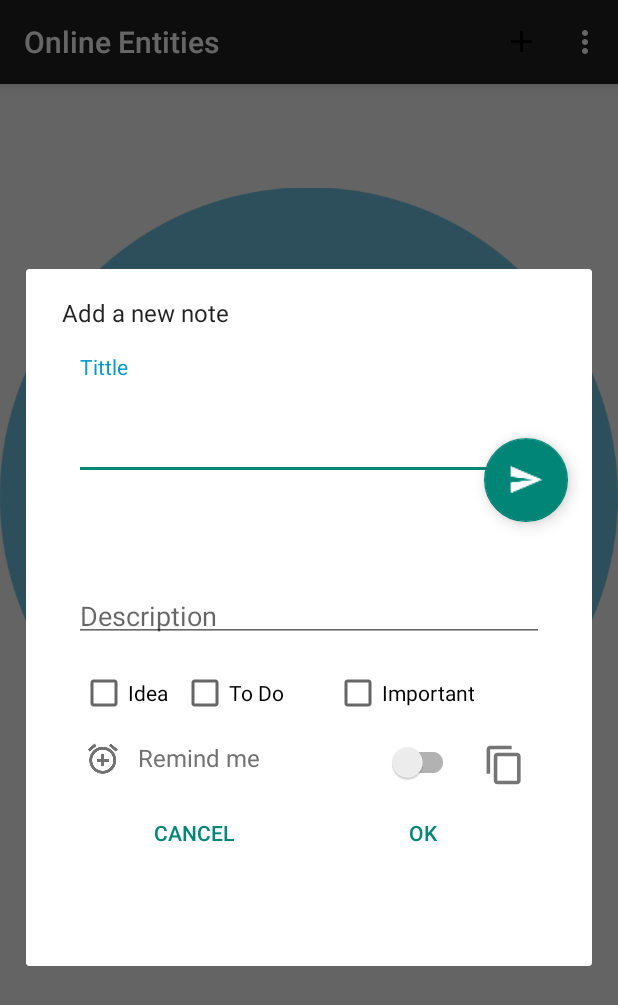
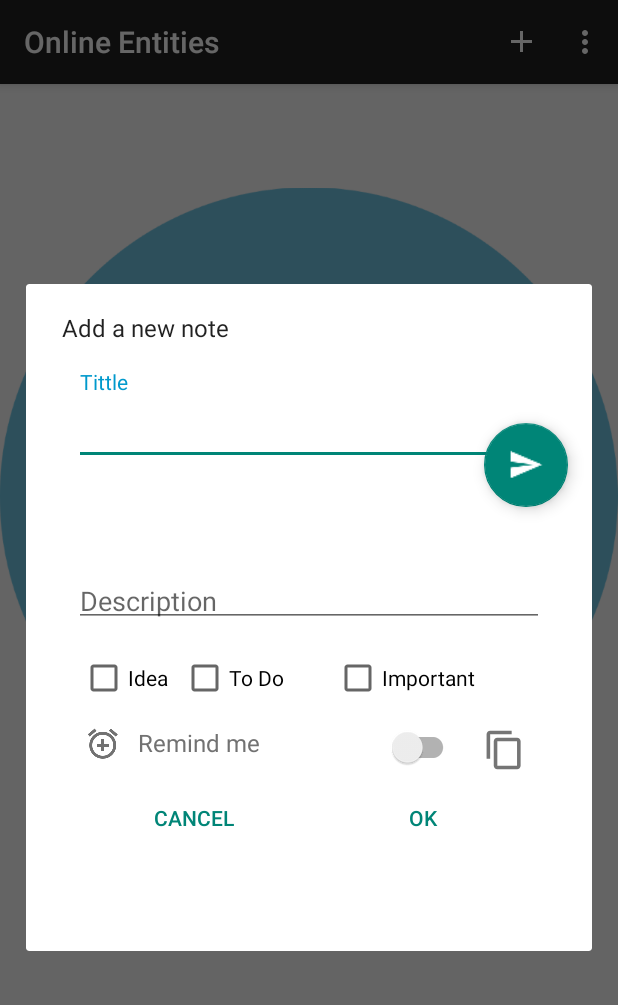
Before and after one commit to mbeascoa/TareasV2, an Android app: the screen it shows after launch (MainActivityNote), after a tap on "Add", on a phone screen of 412 x 824 dp. Shown: the top 1005 px of the screen. Run offline under Robolectric (Android 15) with nearby library versions, the phone set to English and light mode, and no system bars; libraries missing offline, so code that uses them is left out: com.wdullaer.materialdatetimepicker.

Commit message:
proyecto bastante avanzado coloritos

```diff
--- a/app/src/main/res/layout/dialog_new_note.xml
+++ b/app/src/main/res/layout/dialog_new_note.xml
@@ -23,8 +23,8 @@
                 android:id="@+id/editTextParentLinearLayout"
                 android:layout_width="match_parent"
                 android:layout_height="0dp"
-                android:layout_weight=".4"
-                android:gravity="center"
+                android:layout_weight=".5"
+                android:gravity="bottom"
                 android:orientation="vertical">
 
 
@@ -38,10 +38,9 @@
                     <EditText
                         android:id="@+id/userToDoEditTextTitle"
                         android:layout_width="match_parent"
-                        android:layout_height="70dp"
+                        android:layout_height="50dp"
                         android:layout_marginLeft="32dp"
                         android:layout_marginRight="32dp"
-                        android:layout_weight="0"
                         android:gravity="start|bottom"
                         android:hint="Tittle"
                         android:textColorHint="@color/mdtp_light_gray"
--- a/app/src/main/res/menu/menu_main_note.xml
+++ b/app/src/main/res/menu/menu_main_note.xml
@@ -3,10 +3,11 @@
     xmlns:app="http://schemas.android.com/apk/res-auto">
     xmlns:app="http://schemas.android.com/apk/res-auto">
     <!-- we will add a + symbol to create a new doctor note-->
-    <item android:id="@+id/action_add"
-        android:icon="@drawable/ic_add_black_24dp"
+    <item
+        android:id="@+id/action_add"
+        android:icon="@drawable/ic_add_white_24dp"
         android:title="Add"
-        app:showAsAction="ifRoom"/>
+        app:showAsAction="ifRoom" />
     <item
         android:id="@+id/action_settings"
         android:title="Settings"
```
